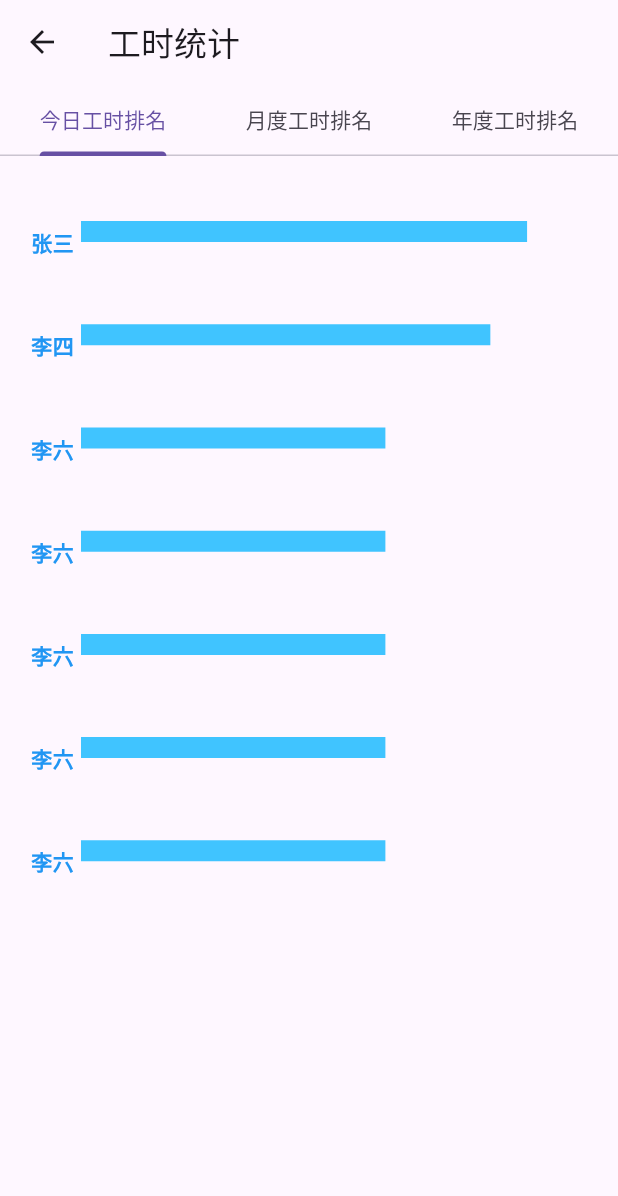
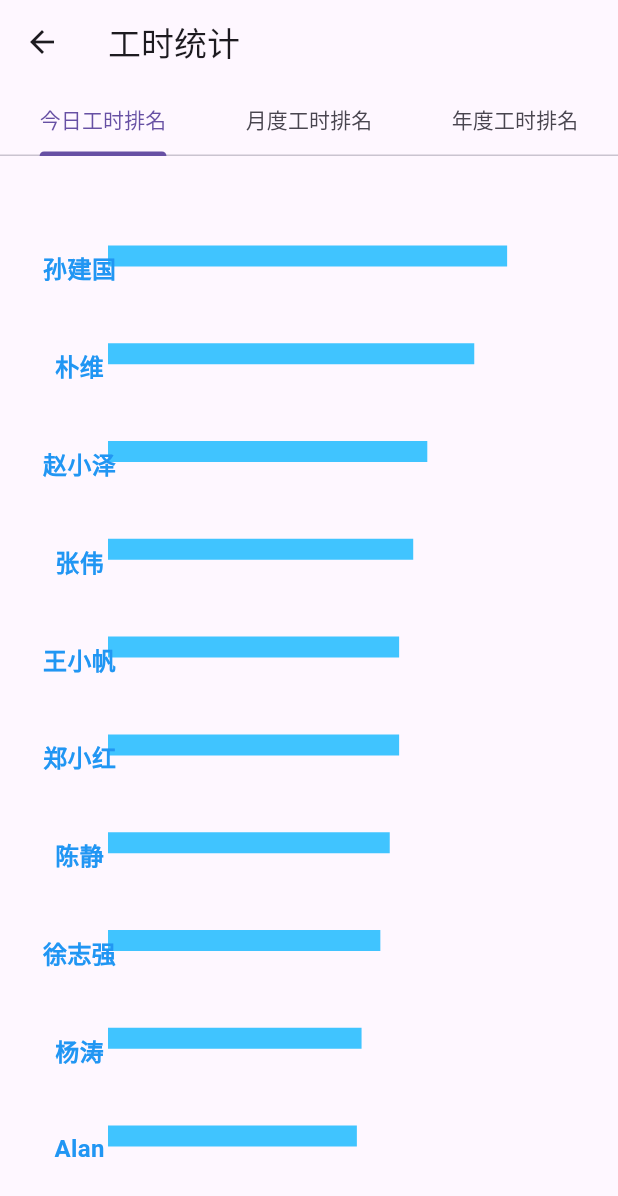
Before and after one commit to SHEVIP/IoTAPP, a Flutter app: the MomentsPage screen opened directly, on a phone screen of 412 x 824 dp. Shown: the top 1196 px of the screen. Run offline on Flutter 3.47's test engine with Material 3 defaults, Android fonts, the phone set to English and light mode, and no system bars; drawn by our look-alikes of fl_chart; our stand-ins replace dio, shared_preferences, table_calendar; accounts and stored records are empty.

Commit message:
update rank

```diff
--- a/lib/views/moments/moments_page.dart
+++ b/lib/views/moments/moments_page.dart
@@ -25,23 +25,43 @@ class _MomentsPageState extends State<MomentsPage>
     super.initState();
     _tabController = TabController(length: 3, vsync: this);
     dayRanks = [
-      WorkHoursData('张三', 8.5),
-      WorkHoursData('李四', 7.8),
-      WorkHoursData('李六', 5.8),
-      WorkHoursData('李六', 5.8),
-      WorkHoursData('李六', 5.8),
-      WorkHoursData('李六', 5.8),
-      WorkHoursData('李六', 5.8),
+      WorkHoursData('孙建国', 8.5),
+      WorkHoursData('朴维', 7.8),
+      WorkHoursData('赵小泽', 6.8),
+      WorkHoursData('张伟', 6.5),
+      WorkHoursData('王小帆', 6.2),
+      WorkHoursData('郑小红', 6.2),
+      WorkHoursData('陈静', 6.0),
+      WorkHoursData('徐志强', 5.8),
+      WorkHoursData('杨涛', 5.4),
+      WorkHoursData('Alan', 5.3),
     ];
 
     monthRanks = [
-      WorkHoursData('王五', 160),
-      WorkHoursData('赵六', 150),
+      WorkHoursData('赵小泽', 255),
+      WorkHoursData('张伟', 254),
+      WorkHoursData('王小帆', 251),
+      WorkHoursData('郑小红', 240),
+      WorkHoursData('孙建国', 239),
+      WorkHoursData('朴维', 220),
+      WorkHoursData('陈静', 219),
+      WorkHoursData('徐志强', 210),
+      WorkHoursData('杨涛', 201),
+      WorkHoursData('Alan', 200),
     ];
 
     yearRanks = [
-      WorkHoursData('钱七', 1900),
-      WorkHoursData('孙八', 1800),
+      WorkHoursData('陈静', 2200),
+      WorkHoursData('徐志强', 2178),
+      WorkHoursData('杨涛', 2133),
+      WorkHoursData('Alan', 2103),
+      WorkHoursData('孙建国', 2101),
+      WorkHoursData('朴维', 2099),
+      WorkHoursData('赵小泽', 2012),
+      WorkHoursData('张伟', 2000),
+      WorkHoursData('王小帆', 1999),
+      WorkHoursData('郑小红', 1986),
+
     ];
   }
 
--- a/lib/widgets/work_hours_rank_chart.dart
+++ b/lib/widgets/work_hours_rank_chart.dart
@@ -36,7 +36,7 @@ class WorkHoursRankChart extends StatelessWidget {
             ));
 
     return Padding(
-      padding: const EdgeInsets.all(16),
+      padding: const EdgeInsets.all(34),
       child: RotatedBox(
         // 柱状图水平显示
         quarterTurns: 1,
@@ -57,7 +57,7 @@ class WorkHoursRankChart extends StatelessWidget {
                 getTextStyles: (context, value) => const TextStyle(
                   color: Colors.blue,
                   fontWeight: FontWeight.bold,
-                  fontSize: 14,
+                  fontSize: 16,
                 ),
                 margin: 16,
                 getTitles: (double value) =>
```
